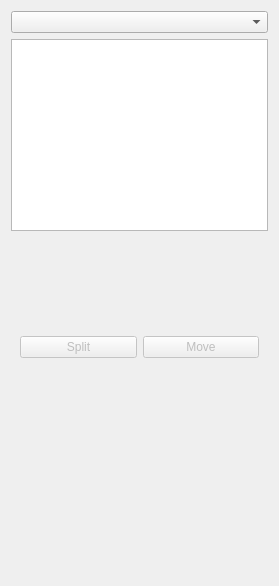
Qt form OsteotomyPlanner/Resources/UI/OsteotomyPlanner.ui (KitwareMedical/OsteotomyPlanner) before a commit.
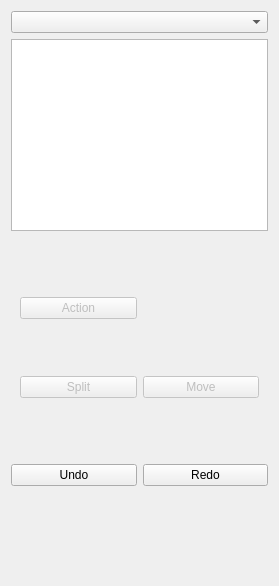
The same form after that commit. The open tabs and pages were chosen to show the change. Custom widgets are drawn as their Qt base class.

Commit message: Partially working undo /redo

```diff
--- a/OsteotomyPlanner/Resources/UI/OsteotomyPlanner.ui
+++ b/OsteotomyPlanner/Resources/UI/OsteotomyPlanner.ui
@@ -49,21 +49,28 @@
       <property name="enabled">
        <bool>false</bool>
       </property>
-      <layout class="QHBoxLayout" name="horizontalLayout_2">
-       <item>
-        <widget class="QPushButton" name="SplitButton">
-         <property name="text">
-          <string>Split</string>
-         </property>
-        </widget>
-       </item>
-       <item>
+      <layout class="QGridLayout" name="gridLayout">
+       <item row="1" column="3">
         <widget class="QPushButton" name="MoveButton">
          <property name="text">
           <string>Move</string>
          </property>
         </widget>
        </item>
+       <item row="1" column="0">
+        <widget class="QPushButton" name="SplitButton">
+         <property name="text">
+          <string>Split</string>
+         </property>
+        </widget>
+       </item>
+       <item row="0" column="0">
+        <widget class="QPushButton" name="ActionButton">
+         <property name="text">
+          <string>Action</string>
+         </property>
+        </widget>
+       </item>
       </layout>
      </widget>
      <widget class="QWidget" name="MoveWidget">
@@ -206,6 +213,24 @@
      </widget>
     </widget>
    </item>
+   <item>
+    <layout class="QHBoxLayout" name="horizontalLayout_2">
+     <item>
+      <widget class="QPushButton" name="UndoButton">
+       <property name="text">
+        <string>Undo</string>
+       </property>
+      </widget>
+     </item>
+     <item>
+      <widget class="QPushButton" name="RedoButton">
+       <property name="text">
+        <string>Redo</string>
+       </property>
+      </widget>
+     </item>
+    </layout>
+   </item>
    <item>
     <spacer name="verticalSpacer">
      <property name="orientation">
```
Left out of the diff: 2 changed lines with no effect on the pictures. The commit also changes 2 other files.
